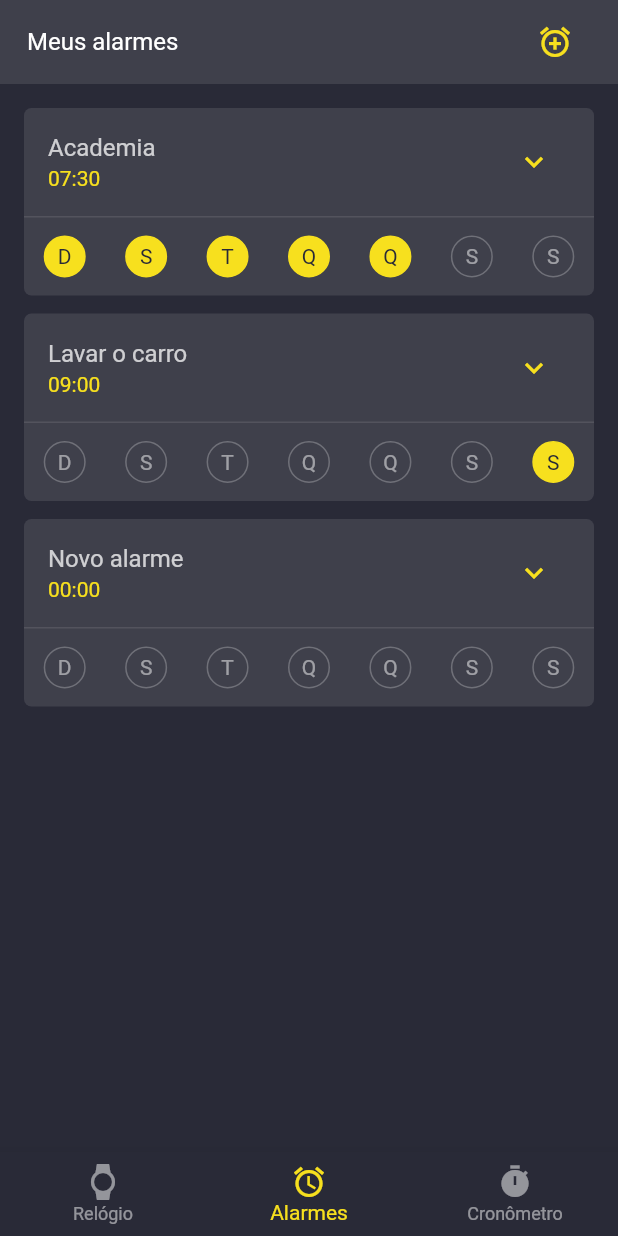
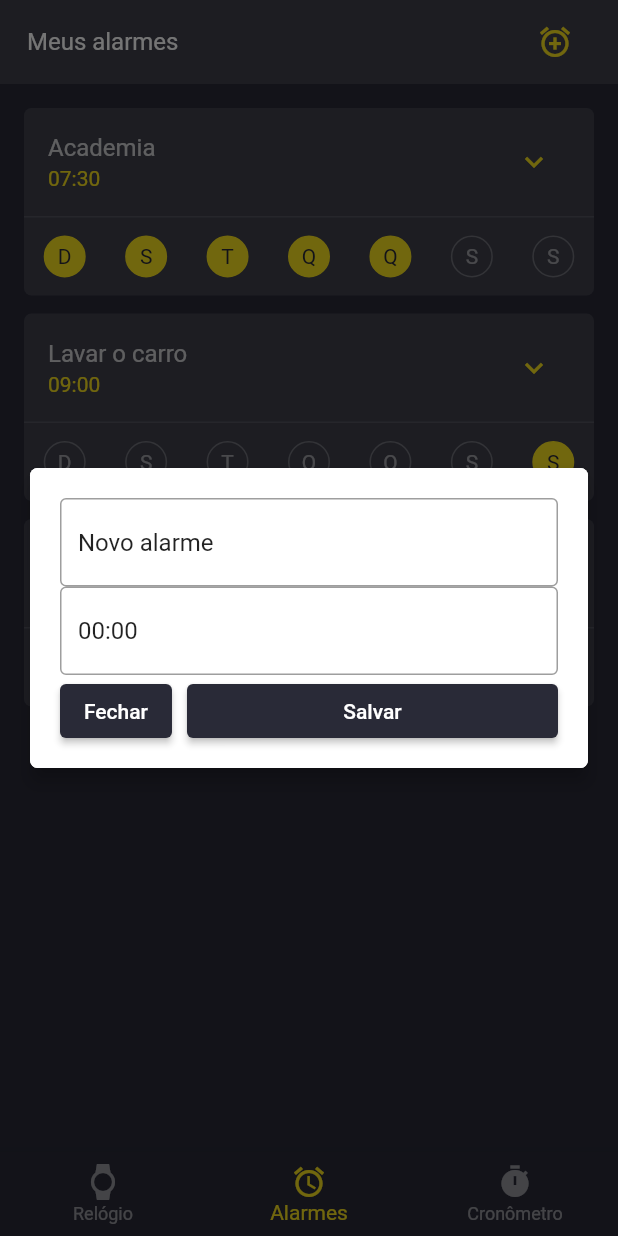
Before and after one commit to maykedesenvolvimento/the_best_clock, a Flutter app: the screen it shows after launch, item 2 of the bottom bar chosen, after a tap on the "alarm add" icon, on a phone screen of 412 x 824 dp. Run offline on Flutter 3.47's test engine with Material 2 defaults, Android fonts, the phone set to English and light mode, and no system bars.

Commit message:
alarm editor created

```diff
--- a/lib/home_widget.dart
+++ b/lib/home_widget.dart
@@ -1,9 +1,9 @@
 import 'package:flutter/material.dart';
 import 'app_colors.dart';
 import 'app_scroll_behavior.dart';
-import 'views/clock.dart';
+import 'views/clock_screen.dart';
 import 'views/alarms_screen.dart';
-import 'views/timer.dart';
+import 'views/timer_screen.dart';
 
 class HomeWidget extends StatefulWidget {
   const HomeWidget({super.key});
--- a/lib/main.dart
+++ b/lib/main.dart
@@ -18,6 +18,16 @@ class MyApp extends StatelessWidget {
         title: 'Flutter Demo',
         debugShowCheckedModeBanner: false,
         theme: ThemeData(
+          textSelectionTheme: const TextSelectionThemeData(
+            cursorColor: AppColors.secondary,
+            selectionColor: AppColors.primary,
+            selectionHandleColor: AppColors.primary,
+          ),
+          inputDecorationTheme: const InputDecorationTheme(
+            focusColor: AppColors.secondary,
+            border: OutlineInputBorder(),
+            focusedBorder: OutlineInputBorder(),
+          ),
           primaryColor: AppColors.primary,
           secondaryHeaderColor: AppColors.secondary,
         ),
--- /dev/null
+++ b/lib/views/alarm_edit.dart
@@ -0,0 +1,89 @@
+import 'package:flutter/material.dart';
+import 'package:the_best_clock/app_colors.dart';
+import '../models/alarm.dart';
+
+class AlarmEdit extends StatefulWidget {
+  final Alarm alarm;
+  final Function(Alarm) onUpdated;
+
+  const AlarmEdit({
+    super.key,
+    required this.alarm,
+    required this.onUpdated,
+  });
+
+  @override
+  State<AlarmEdit> createState() => _AlarmEditState();
+}
+
+class _AlarmEditState extends State<AlarmEdit> {
+  late final nameController = TextEditingController(text: widget.alarm.name);
+  late final timeController = TextEditingController(text: widget.alarm.time);
+  late final size = MediaQuery.of(context).size;
+
+  final buttonStyle = ButtonStyle(
+    visualDensity: VisualDensity.standard,
+    backgroundColor: MaterialStateProperty.all(
+      AppColors.secondary,
+    ),
+  );
+
+  final radius = BorderRadius.circular(5);
+
+  @override
+  Widget build(BuildContext context) {
+    return Center(
+      child: Material(
+        elevation: 5,
+        borderRadius: radius,
+        child: Container(
+          decoration: BoxDecoration(
+            color: Colors.white,
+            borderRadius: radius,
+          ),
+          width: size.width - 40,
+          padding: const EdgeInsets.all(20),
+          height: 200,
+          child: Column(
+            mainAxisAlignment: MainAxisAlignment.spaceBetween,
+            children: [
+              TextField(
+                decoration: const InputDecoration(
+                  hintText: 'Nome do alarme',
+                ),
+                controller: nameController,
+              ),
+              TextField(
+                decoration: const InputDecoration(
+                  hintText: 'Horário',
+                ),
+                controller: timeController,
+              ),
+              Row(
+                children: [
+                  ElevatedButton(
+                    style: buttonStyle,
+                    onPressed: Navigator.of(context).pop,
+                    child: const Text(
+                      'Fechar',
+                    ),
+                  ),
+                  const SizedBox(width: 10),
+                  Expanded(
+                    child: ElevatedButton(
+                      style: buttonStyle,
+                      onPressed: () {},
+                      child: const Text(
+                        'Salvar',
+                      ),
+                    ),
+                  ),
+                ],
+              ),
+            ],
+          ),
+        ),
+      ),
+    );
+  }
+}
--- a/lib/views/alarm_tile.dart
+++ b/lib/views/alarm_tile.dart
@@ -8,6 +8,7 @@ class AlarmTile extends StatelessWidget {
   final VoidCallback onExpand;
   final Function(Alarm) onUpdated;
   final VoidCallback onDeleted;
+  final VoidCallback onEditClicked;
 
   AlarmTile({
     super.key,
@@ -16,6 +17,7 @@ class AlarmTile extends StatelessWidget {
     required this.onExpand,
     required this.onUpdated,
     required this.onDeleted,
+    required this.onEditClicked,
   });
 
   final List<String> initialsOfDays = ['D', 'S', 'T', 'Q', 'Q', 'S', 'S'];
@@ -106,7 +108,7 @@ class AlarmTile extends StatelessWidget {
                 mainAxisAlignment: MainAxisAlignment.spaceEvenly,
                 children: [
                   TextButton(
-                    onPressed: () {},
+                    onPressed: onEditClicked,
                     child: Text(
                       'Editar',
                       style: TextStyle(
--- a/lib/views/alarms_screen.dart
+++ b/lib/views/alarms_screen.dart
@@ -2,6 +2,8 @@ import 'package:flutter/material.dart';
 import 'package:the_best_clock/app_colors.dart';
 import 'package:the_best_clock/models/alarm.dart';
 import 'package:the_best_clock/views/alarm_tile.dart';
+
+import 'alarm_edit.dart';
 
 class AlarmsScreen extends StatefulWidget {
   const AlarmsScreen({super.key});
@@ -27,6 +29,20 @@ class _AlarmsScreenState extends State<AlarmsScreen> {
       weekdays: [false, false, false, false, false, false, true],
     ),
   ];
+
+  void openAlarmEdit(int index) {
+    showDialog(
+      context: context,
+      builder: (_) => AlarmEdit(
+        alarm: _alarms[index],
+        onUpdated: (alarm) {
+          setState(() {
+            _alarms[index] = alarm;
+          });
+        },
+      ),
+    );
+  }
 
   @override
   Widget build(BuildContext context) {
@@ -54,6 +70,7 @@ class _AlarmsScreenState extends State<AlarmsScreen> {
                     weekdays: [false, false, false, false, false, false, false],
                   ),
                 );
+                openAlarmEdit(_alarms.length - 1);
               });
             },
           ),
@@ -81,6 +98,9 @@ class _AlarmsScreenState extends State<AlarmsScreen> {
                     _alarms.removeAt(index);
                   });
                 },
+                onEditClicked: () {
+                  openAlarmEdit(index);
+                },
               );
             }).toList(),
           ),
```
Also changed, not shown: lib/views/clock_screen.dart (renamed from lib/views/clock.dart), lib/views/timer_screen.dart (renamed from lib/views/timer.dart).
